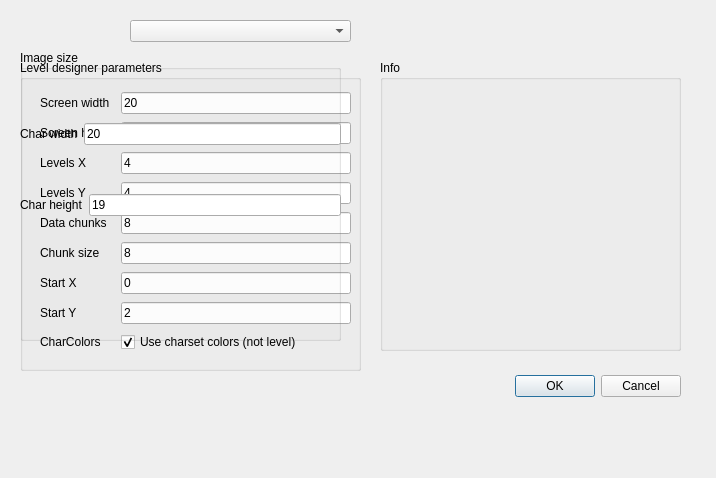
Old version of the form dialognewimage.ui in the repository leuat/TRSE.
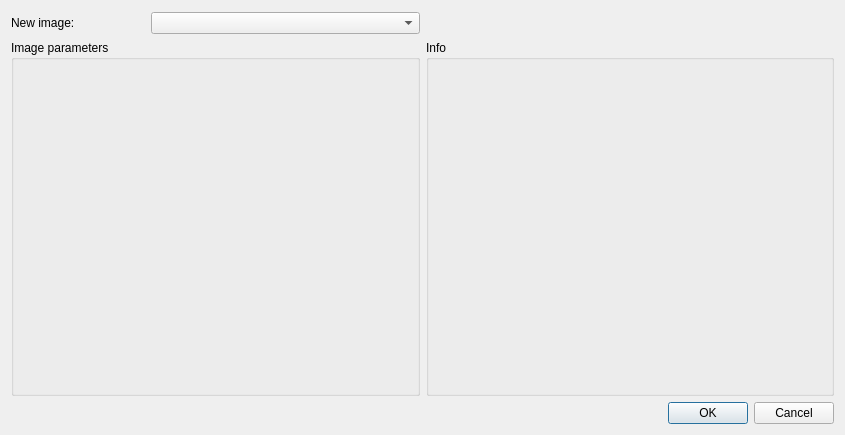
New version of the form.

Commit message: NES image rewrite pUUUH first work

Diff of the .ui file:
```diff
--- a/dialognewimage.ui
+++ b/dialognewimage.ui
@@ -6,232 +6,37 @@
    <rect>
     <x>0</x>
     <y>0</y>
-    <width>716</width>
-    <height>478</height>
+    <width>845</width>
+    <height>435</height>
    </rect>
   </property>
   <property name="windowTitle">
    <string>Dialog</string>
   </property>
-  <widget class="QDialogButtonBox" name="btnResult">
-   <property name="geometry">
-    <rect>
-     <x>340</x>
-     <y>370</y>
-     <width>341</width>
-     <height>32</height>
-    </rect>
-   </property>
-   <property name="orientation">
-    <enum>Qt::Horizontal</enum>
-   </property>
-   <property name="standardButtons">
-    <set>QDialogButtonBox::Cancel|QDialogButtonBox::Ok</set>
-   </property>
-  </widget>
-  <widget class="QComboBox" name="comboBox">
-   <property name="geometry">
-    <rect>
-     <x>130</x>
-     <y>20</y>
-     <width>221</width>
-     <height>22</height>
-    </rect>
-   </property>
-  </widget>
+  <layout class="QGridLayout" name="gridLayout_2" rowstretch="0,3,20,0" columnstretch="1,1" rowminimumheight="1,1,1,1">
+   <item row="2" column="0">
   <widget class="QGroupBox" name="grpLevelDesignerParams">
    <property name="enabled">
     <bool>true</bool>
    </property>
-   <property name="geometry">
-    <rect>
-     <x>20</x>
-     <y>60</y>
-     <width>341</width>
-     <height>311</height>
-    </rect>
-   </property>
    <property name="title">
-    <string>Level designer parameters</string>
+      <string>Image parameters</string>
    </property>
    <widget class="QWidget" name="gridLayoutWidget">
     <property name="geometry">
      <rect>
       <x>20</x>
-      <y>30</y>
-      <width>311</width>
-      <height>273</height>
-     </rect>
-    </property>
-    <layout class="QGridLayout" name="gridLayout">
-     <item row="6" column="0">
-      <widget class="QLabel" name="label_15">
-       <property name="text">
-        <string>Chunk size</string>
-       </property>
-      </widget>
-     </item>
-     <item row="0" column="0">
-      <widget class="QLabel" name="label">
-       <property name="text">
-        <string>Screen width</string>
-       </property>
-      </widget>
-     </item>
-     <item row="8" column="1">
-      <widget class="QLineEdit" name="leStartY">
-       <property name="inputMask">
-        <string>999</string>
-       </property>
-       <property name="text">
-        <string>2</string>
-       </property>
-      </widget>
-     </item>
-     <item row="3" column="0">
-      <widget class="QLabel" name="label_4">
-       <property name="text">
-        <string>Levels Y</string>
-       </property>
-      </widget>
-     </item>
-     <item row="3" column="1">
-      <widget class="QLineEdit" name="leLevelsY">
-       <property name="inputMask">
-        <string>999</string>
-       </property>
-       <property name="text">
-        <string>4</string>
-       </property>
-      </widget>
-     </item>
-     <item row="1" column="0">
-      <widget class="QLabel" name="label_2">
-       <property name="text">
-        <string>Screen height</string>
-       </property>
-      </widget>
-     </item>
-     <item row="4" column="1">
-      <widget class="QLineEdit" name="leDataChunks">
-       <property name="inputMask">
-        <string>999</string>
-       </property>
-       <property name="text">
-        <string>8</string>
-       </property>
-      </widget>
-     </item>
-     <item row="0" column="1">
-      <widget class="QLineEdit" name="leScreenWidth">
-       <property name="inputMask">
-        <string>999</string>
-       </property>
-       <property name="text">
-        <string>20</string>
-       </property>
-      </widget>
-     </item>
-     <item row="7" column="0">
-      <widget class="QLabel" name="label_6">
-       <property name="text">
-        <string>Start X</string>
-       </property>
-      </widget>
-     </item>
-     <item row="4" column="0">
-      <widget class="QLabel" name="label_5">
-       <property name="text">
-        <string>Data chunks</string>
-       </property>
-      </widget>
-     </item>
-     <item row="8" column="0">
-      <widget class="QLabel" name="label_7">
-       <property name="text">
-        <string>Start Y</string>
-       </property>
-      </widget>
-     </item>
-     <item row="2" column="0">
-      <widget class="QLabel" name="label_3">
-       <property name="text">
-        <string>Levels X</string>
-       </property>
-      </widget>
-     </item>
-     <item row="1" column="1">
-      <widget class="QLineEdit" name="leScreenHeight">
-       <property name="inputMask">
-        <string>999</string>
-       </property>
-       <property name="text">
-        <string>10</string>
-       </property>
-      </widget>
-     </item>
-     <item row="6" column="1">
-      <widget class="QLineEdit" name="leChunkSize">
-       <property name="inputMask">
-        <string>999</string>
-       </property>
-       <property name="text">
-        <string>8</string>
-       </property>
-      </widget>
-     </item>
-     <item row="7" column="1">
-      <widget class="QLineEdit" name="leStartX">
-       <property name="inputMask">
-        <string>999</string>
-       </property>
-       <property name="text">
-        <string>0</string>
-       </property>
+        <y>40</y>
+        <width>371</width>
+        <height>271</height>
+       </rect>
+      </property>
+      <layout class="QGridLayout" name="grdParams"/>
+     </widget>
       </widget>
      </item>
      <item row="2" column="1">
-      <widget class="QLineEdit" name="leLevelsX">
-       <property name="inputMask">
-        <string>999</string>
-       </property>
-       <property name="text">
-        <string>4</string>
-       </property>
-      </widget>
-     </item>
-     <item row="9" column="0">
-      <widget class="QLabel" name="label_8">
-       <property name="text">
-        <string>CharColors</string>
-       </property>
-      </widget>
-     </item>
-     <item row="9" column="1">
-      <widget class="QCheckBox" name="chkUseColors">
-       <property name="text">
-        <string>Use charset colors (not level)</string>
-       </property>
-       <property name="checked">
-        <bool>true</bool>
-       </property>
-       <property name="tristate">
-        <bool>false</bool>
-       </property>
-      </widget>
-     </item>
-    </layout>
-   </widget>
-  </widget>
   <widget class="QGroupBox" name="groupBox">
-   <property name="geometry">
-    <rect>
-     <x>380</x>
-     <y>60</y>
-     <width>301</width>
-     <height>291</height>
-    </rect>
-   </property>
    <property name="title">
     <string>Info</string>
    </property>
@@ -240,7 +45,7 @@
      <rect>
       <x>20</x>
       <y>30</y>
-      <width>261</width>
+        <width>331</width>
       <height>221</height>
      </rect>
     </property>
@@ -252,67 +57,32 @@
     </property>
    </widget>
   </widget>
-  <widget class="QGroupBox" name="grpImageSize">
-   <property name="geometry">
-    <rect>
-     <x>20</x>
-     <y>50</y>
-     <width>321</width>
-     <height>291</height>
-    </rect>
-   </property>
-   <property name="title">
-    <string>Image size</string>
-   </property>
-   <widget class="QWidget" name="verticalLayoutWidget">
-    <property name="geometry">
-     <rect>
-      <x>0</x>
-      <y>30</y>
-      <width>321</width>
-      <height>181</height>
-     </rect>
-    </property>
-    <layout class="QVBoxLayout" name="verticalLayout">
-     <item>
-      <layout class="QHBoxLayout" name="horizontalLayout">
-       <item>
-        <widget class="QLabel" name="label_9">
-         <property name="text">
-          <string>Char width</string>
-         </property>
-        </widget>
-       </item>
+   </item>
+   <item row="3" column="0" colspan="2">
+    <widget class="QDialogButtonBox" name="btnResult">
+     <property name="orientation">
+      <enum>Qt::Horizontal</enum>
+     </property>
+     <property name="standardButtons">
+      <set>QDialogButtonBox::Cancel|QDialogButtonBox::Ok</set>
+     </property>
+    </widget>
+   </item>
+   <item row="1" column="0">
+    <layout class="QHBoxLayout" name="horizontalLayout" stretch="1,2">
        <item>
-        <widget class="QLineEdit" name="leCharWidth">
+      <widget class="QLabel" name="label">
          <property name="text">
-          <string>20</string>
+        <string>New image:</string>
          </property>
         </widget>
        </item>
-      </layout>
-     </item>
      <item>
-      <layout class="QHBoxLayout" name="horizontalLayout_2">
-       <item>
-        <widget class="QLabel" name="label_10">
-         <property name="text">
-          <string>Char height</string>
-         </property>
-        </widget>
-       </item>
-       <item>
-        <widget class="QLineEdit" name="leCharHeight">
-         <property name="text">
-          <string>19</string>
-         </property>
-        </widget>
-       </item>
+      <widget class="QComboBox" name="comboBox"/>
+     </item>
       </layout>
      </item>
     </layout>
-   </widget>
-  </widget>
  </widget>
  <resources/>
  <connections>
```
Left out of the diff: 2 changed lines with no effect on the pictures. Lines whose indentation alone changed are shown as unchanged. The commit also changes 49 other files.
